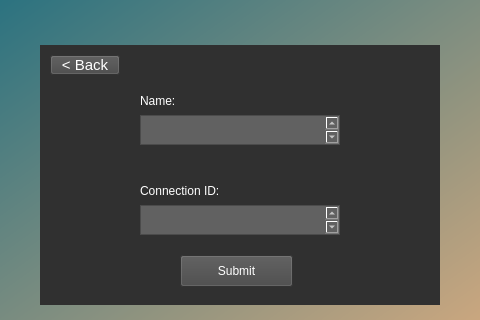
The window that startScreenUi.ui (NeoMCHS/testing-app) describes before a commit, drawn with Qt 5; both pictures show x 160 to 640 and y 125 to 445 of the 800 by 600 pixel window.
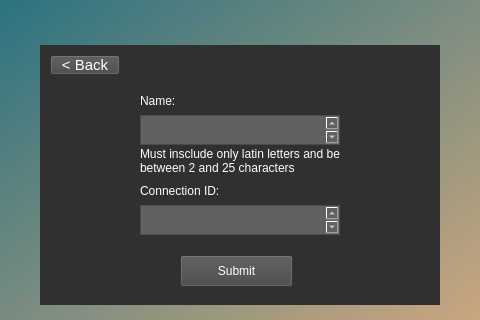
The same window after the commit.

Commit message: Added name validation

```diff
--- a/startScreenUi.ui
+++ b/startScreenUi.ui
@@ -281,6 +281,28 @@
         <string>&lt; Back</string>
        </property>
       </widget>
+      <widget class="QLabel" name="name_descriptor">
+       <property name="geometry">
+        <rect>
+         <x>100</x>
+         <y>100</y>
+         <width>201</width>
+         <height>31</height>
+        </rect>
+       </property>
+       <property name="font">
+        <font>
+         <pointsize>9</pointsize>
+        </font>
+       </property>
+       <property name="styleSheet">
+        <string notr="true">color: rgb(255, 255, 255);</string>
+       </property>
+       <property name="text">
+        <string>Must insclude only latin letters and be
+between 2 and 25 characters</string>
+       </property>
+      </widget>
      </widget>
     </item>
    </layout>
```
Left out of the diff: 3 changed lines with no effect on the pictures. The commit also changes 2 other files.
